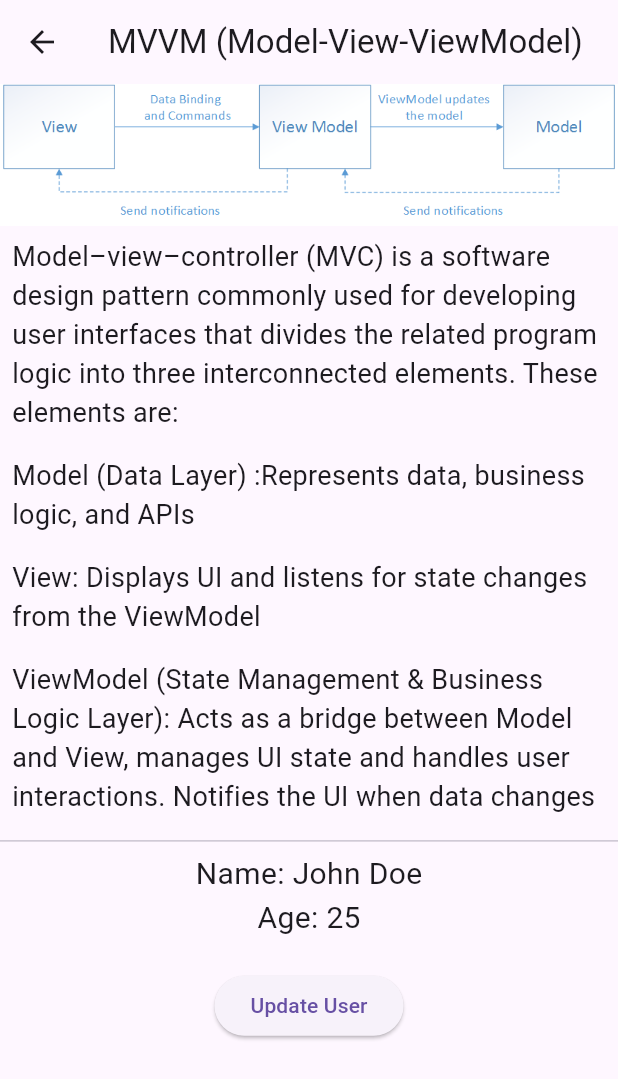
After one commit to HauTranCong/flutterui, a Flutter app: the MVVM screen opened directly, on a phone screen of 412 x 824 dp. The commit adds this screen. Shown: the top 1079 px of the screen. Run offline on Flutter 3.47's test engine with Material 3 defaults, Android fonts, the phone set to English and light mode, and no system bars; our stand-ins replace flutter_svg; network calls fail.

Commit message:
Learning about the MVVM pattern

```diff
--- a/lib/src/screens/designprinciples/designprinciples_page.dart
+++ b/lib/src/screens/designprinciples/designprinciples_page.dart
@@ -1,21 +1,25 @@
 import 'package:flutter/material.dart';
 import 'dependency_injection.dart';
 import 'mvc/mvc_views.dart';
+import 'mvvm/mvvm_viewmodel.dart';
 
 class DesignPrinciplesPage extends StatelessWidget {
   final List<String> pages = const [
     'Dependency Injection',
     'Models-Views-Controllers',
+    'Model-View-ViewModel',
   ];
 
   final List<String> subtitles = const [
     'Dependency Injection is a design pattern that allows objects to receive their dependencies from external sources instead of creating them internally',
     'MVC is a software architectural pattern that separates an application into three main logical components: Model, View, and Controller',
+    'MVVM (Model-View-ViewModel) is a software architecture pattern that helps separate UI (View) from business logic (Model) using an intermediary called ViewModel',
   ];
 
   final List<Widget> pageWidgets = [
     DependencyInjection(),
-    MVC()
+    MVC(),
+    MVVM(),
   ];
 
   @override
--- a/lib/src/screens/designprinciples/mvc/mvc_views.dart
+++ b/lib/src/screens/designprinciples/mvc/mvc_views.dart
@@ -45,7 +45,7 @@ class _MVCState extends State<MVC> {
   Widget build(BuildContext context) {
     return Scaffold(
       appBar: AppBar(
-        title: Text('MVC in Flutter'),
+        title: Text('Model–view–controller (MVC)'),
       ),
       body: SingleChildScrollView(
         child: Column(
--- /dev/null
+++ b/lib/src/screens/designprinciples/mvvm/mvvm_model.dart
@@ -0,0 +1,6 @@
+class User {
+  final String name;
+  final int age;
+
+  User({required this.name, required this.age});
+}
--- /dev/null
+++ b/lib/src/screens/designprinciples/mvvm/mvvm_view.dart
@@ -0,0 +1,13 @@
+import 'package:flutter/material.dart';
+import 'mvvm_model.dart'; // Import the model
+
+class UserViewModel extends ChangeNotifier {
+  User _user = User(name: "John Doe", age: 25);
+
+  User get user => _user;
+
+  void updateUser(String name, int age) {
+    _user = User(name: name, age: age);
+    notifyListeners(); // Notify UI to update
+  }
+}
--- /dev/null
+++ b/lib/src/screens/designprinciples/mvvm/mvvm_viewmodel.dart
@@ -0,0 +1,55 @@
+import 'package:flutter/material.dart';
+import 'package:provider/provider.dart';
+import 'package:flutter_svg/flutter_svg.dart';
+import 'package:flutterui/src/widgets/textbox.dart';
+import 'mvvm_view.dart';
+
+
+class MVVM extends StatelessWidget {
+  @override
+  Widget build(BuildContext context) {
+    return ChangeNotifierProvider(
+      create: (context) => UserViewModel(),
+      child: Scaffold(
+        appBar: AppBar(
+          title: Text("MVVM (Model-View-ViewModel)"),
+        ),
+        body: Column(
+          mainAxisAlignment: MainAxisAlignment.start,
+          children: [
+            SizedBox(
+              child: Image.asset('assets/images/mvvm-pattern.png'),
+            ),
+            textBox('Model–view–controller (MVC) is a software design pattern commonly used for developing user interfaces that divides the related program logic into three interconnected elements. These elements are:'),
+            textBox('Model (Data Layer) :Represents data, business logic, and APIs'),
+            textBox('View: Displays UI and listens for state changes from the ViewModel'),
+            textBox('ViewModel (State Management & Business Logic Layer): Acts as a bridge between Model and View, manages UI state and handles user interactions. Notifies the UI when data changes'),
+            Divider(),
+            UserScreen(),
+          ],
+        ),
+      ),
+    );
+  }
+}
+
+class UserScreen extends StatelessWidget {
+  @override
+  Widget build(BuildContext context) {
+    final userVM = Provider.of<UserViewModel>(context);
+
+    return Column(
+        children: [
+          Text("Name: ${userVM.user.name}", style: TextStyle(fontSize: 20)),
+          Text("Age: ${userVM.user.age}", style: TextStyle(fontSize: 20)),
+          SizedBox(height: 20),
+          ElevatedButton(
+            onPressed: () {
+              userVM.updateUser("Jane Doe", 30);
+            },
+            child: Text("Update User"),
+          ),
+        ],
+      );
+  }
+}
--- a/pubspec.yaml
+++ b/pubspec.yaml
@@ -38,6 +38,7 @@ dependencies:
   http: ^0.13.3
   get_it: ^7.6.0
   flutter_svg: ^1.0.0
+  provider: ^6.0.0
 
 dev_dependencies:
   flutter_test:
@@ -62,8 +63,7 @@ flutter:
 
   # To add assets to your application, add an assets section, like this:
   assets:
-    - assets/images/lukas-hadrich-wCLCK9LDDjI-unsplash.jpg
-    - assets/images/dependency_injection.jpeg
+    - assets/images/
   # assets:
   #   - images/a_dot_burr.jpeg
   #   - images/a_dot_ham.jpeg
```
Also changed, not shown: assets/images/mvvm-pattern.png (added), pubspec.lock.
